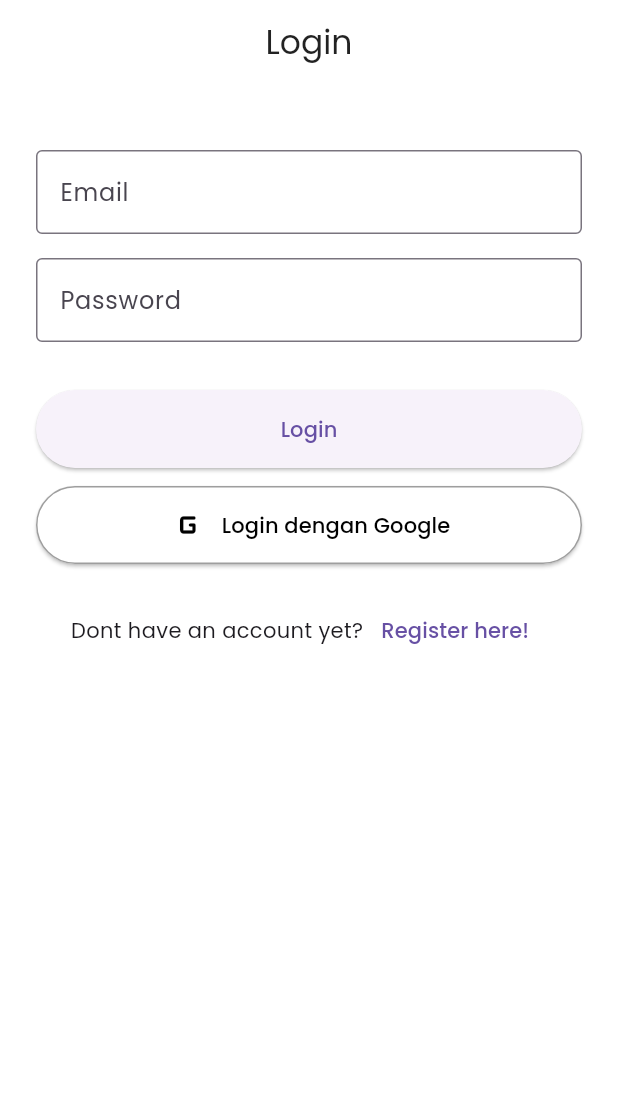
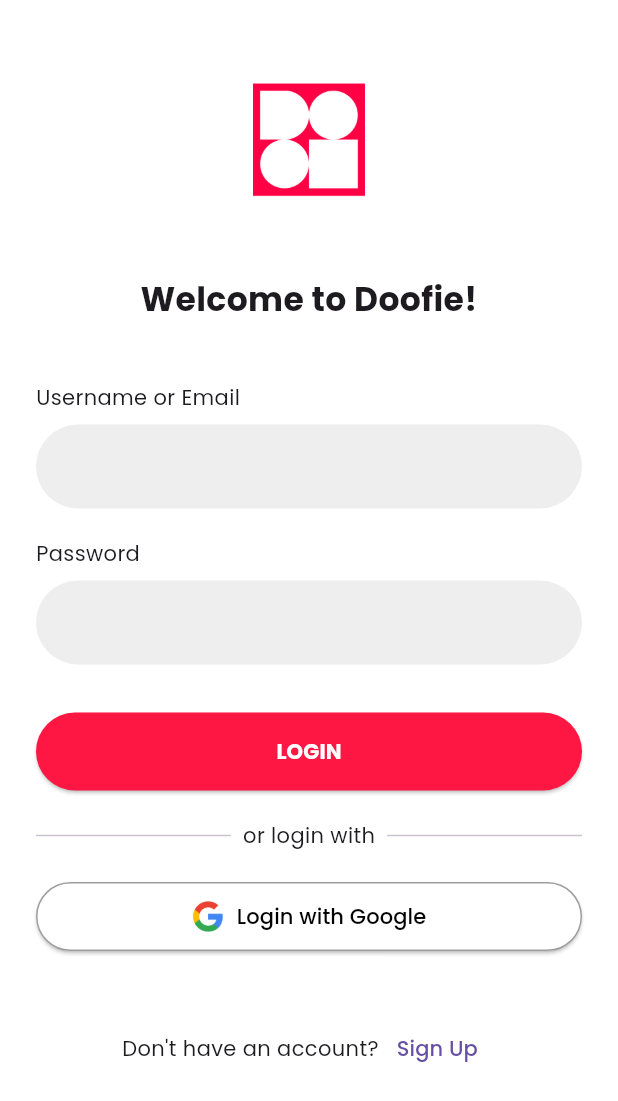
Before and after one commit to MuhammadSuheil/Doofie-App, a Flutter app: the LoginScreen screen opened directly, on a phone screen of 412 x 824 dp. Shown: the top 1101 px of the screen. Run offline on Flutter 3.47's test engine with Material 3 defaults, Android fonts, the phone set to English and light mode, and no system bars; our stand-ins replace cloud_firestore, firebase_auth, firebase_core, flutter_local_notifications, image_picker, supabase_flutter and 1 more; accounts and stored records are empty; network calls fail.

Commit message:
auth view style update

```diff
--- a/lib/main.dart
+++ b/lib/main.dart
@@ -4,6 +4,7 @@
 import 'package:supabase_flutter/supabase_flutter.dart';
 import '/views/main_screen.dart';
 import '/services/notification_service.dart';
+import '/views/auth/auth_wrapper.dart';
 
 Future<void> main() async {
   WidgetsFlutterBinding.ensureInitialized();
@@ -41,7 +42,7 @@
       ),
       debugShowCheckedModeBanner: false,
       title: 'Doofie',
-      home: const MainScreen(),
+      home: const AuthWrapper(),
 
     );
   }
--- a/lib/views/auth/login_screen.dart
+++ b/lib/views/auth/login_screen.dart
@@ -1,5 +1,3 @@
-// lib/app/views/auth/login_screen.dart
-
 import 'package:flutter/material.dart';
 import '../../controller/auth_controller.dart';
 import '../../models/auth_result.dart';
@@ -29,8 +27,9 @@
   }
 
   Future<void> _loginUser() async {
-    if (_formKey.currentState!.validate()) {
-      setState(() => _isLoading = true);
+    if (!_formKey.currentState!.validate()) return;
+
+    if (mounted) setState(() => _isLoading = true);
     final String email = _emailController.text.trim();
     final String password = _passwordController.text.trim();
 
@@ -44,10 +43,9 @@
       );
     }
   }
-  }
 
   Future<void> _loginWithGoogle() async {
-    setState(() => _isLoading = true);
+    if (mounted) setState(() => _isLoading = true);
     final AuthResult result = await _authController.loginWithGoogle();
     if(mounted) setState(() => _isLoading = false);
 
@@ -62,31 +60,66 @@
   @override
   Widget build(BuildContext context) {
     return Scaffold(
-      appBar: AppBar(
-        title: const Text('Login'),
-      ),
-      body: SingleChildScrollView(
-        padding: const EdgeInsets.all(24.0),
+      body: SafeArea(
+        child: SingleChildScrollView(
+          padding: const EdgeInsets.symmetric(horizontal: 24.0, vertical: 40.0),
           child: Form(
             key: _formKey,
             child: Column(
               crossAxisAlignment: CrossAxisAlignment.stretch,
               children: [
-              const SizedBox(height: 20),
+                Image.asset(
+                  'assets/images/logo.png',
+                  height: 120,
+                ),
+                const SizedBox(height: 24),
+
+                const Text(
+                  'Welcome to Doofie!',
+                  textAlign: TextAlign.center,
+                  style: TextStyle(
+                    fontSize: 22,
+                    fontWeight: FontWeight.bold,
+                  ),
+                ),
+                const SizedBox(height: 40),
+
+                const Text('Username or Email',),
+                const SizedBox(height: 8),
                 TextFormField(
                   controller: _emailController,
-                decoration: const InputDecoration(labelText: 'Email', border: OutlineInputBorder()),
+                  decoration: InputDecoration(
+                    border: OutlineInputBorder(
+                      borderRadius: BorderRadius.circular(30.0),
+                      borderSide: BorderSide.none,
+                    ),
+                    filled: true,
+                    fillColor: Colors.grey.shade200,
+                    contentPadding: const EdgeInsets.symmetric(vertical: 16, horizontal: 20),
+                  ),
                   keyboardType: TextInputType.emailAddress,
-                validator: (value) => value!.isEmpty || !value.contains('@') ? 'Masukkan email yang valid' : null,
+                  validator: (value) => value!.isEmpty ? 'Email cannot be empty' : null,
                 ),
-              const SizedBox(height: 16),
+                const SizedBox(height: 20),
+
+                const Text('Password',),
+                const SizedBox(height: 8),
                 TextFormField(
                   controller: _passwordController,
-                decoration: const InputDecoration(labelText: 'Password', border: OutlineInputBorder()),
+                  decoration: InputDecoration(
+                    border: OutlineInputBorder(
+                      borderRadius: BorderRadius.circular(30.0),
+                      borderSide: BorderSide.none,
+                    ),
+                    filled: true,
+                    fillColor: Colors.grey.shade200,
+                    contentPadding: const EdgeInsets.symmetric(vertical: 16, horizontal: 20),
+                  ),
                   obscureText: true,
-                validator: (value) => value!.length < 6 ? 'Password minimal 6 karakter' : null,
+                  validator: (value) => value!.isEmpty ? 'Password cannot be empty' : null,
                 ),
                 const SizedBox(height: 32),
+
                 _isLoading
                     ? const Center(child: CircularProgressIndicator())
                     : Column(
@@ -96,35 +129,59 @@
                           onPressed: _loginUser,
                           style: ElevatedButton.styleFrom(
                             padding: const EdgeInsets.symmetric(vertical: 16),
+                            backgroundColor: Colors.redAccent[400],
+                            shape: RoundedRectangleBorder(
+                              borderRadius: BorderRadius.circular(30),
+                            )
                           ),
-                        child: const Text('Login'),
+                          child: const Text(
+                            'LOGIN',
+                            style: TextStyle(fontWeight: FontWeight.bold, color: Colors.white),
                           ),
-                      const SizedBox(height: 12),
+                        ),
+                        const SizedBox(height: 20),
+                        const Row(
+                          children: [
+                            Expanded(child: Divider()),
+                            Padding(
+                              padding: EdgeInsets.symmetric(horizontal: 8.0),
+                              child: Text("or login with"),
+                            ),
+                            Expanded(child: Divider()),
+                          ],
+                        ),
+                        const SizedBox(height: 20),
                         ElevatedButton.icon(
-                        icon: const Icon(Icons.g_mobiledata_rounded, size: 28),
-                        label: const Text('Login dengan Google'),
+                          icon: Image.asset(
+                            'assets/images/google_logo.png',
+                            height: 22.0,
+                          ),
+                          label: const Text('Login with Google'),
                           onPressed: _loginWithGoogle,
                           style: ElevatedButton.styleFrom(
                             padding: const EdgeInsets.symmetric(vertical: 12),
                             backgroundColor: Colors.white,
                             foregroundColor: Colors.black,
+                            shape: RoundedRectangleBorder(
+                              borderRadius: BorderRadius.circular(30),
                               side: const BorderSide(color: Colors.grey)
+                            )
                           ),
                         ),
                       ],
                     ),
-              const SizedBox(height: 20),
+                const SizedBox(height: 40),
                 Row(
                   mainAxisAlignment: MainAxisAlignment.center,
                   children: [
-                  const Text('Dont have an account yet?'),
+                    const Text("Don't have an account?"),
                     TextButton(
                       onPressed: () {
-                       Navigator.of(context).pushReplacement(
+                         Navigator.of(context).push(
                           MaterialPageRoute(builder: (context) => const RegisterScreen()),
                         );
                       },
-                    child: const Text('Register here!'),
+                      child: const Text('Sign Up'),
                     ),
                   ],
                 )
@@ -132,6 +189,7 @@
             ),
           ),
         ),
+      ),
     );
   }
 }
--- a/pubspec.yaml
+++ b/pubspec.yaml
@@ -27,6 +27,8 @@
 
 flutter:
   uses-material-design: true
+  assets:
+    - assets/images/
   fonts:
     - family: Poppins
       fonts:
```
Also changed, not shown: lib/views/auth/auth_wrapper.dart (added, +34 -0 lines), lib/views/auth/register_screen.dart (+88 -36 lines), assets/images/google_logo.png (added), assets/images/logo.png (added), 1 other file. Lines whose indentation alone changed are shown as unchanged.
